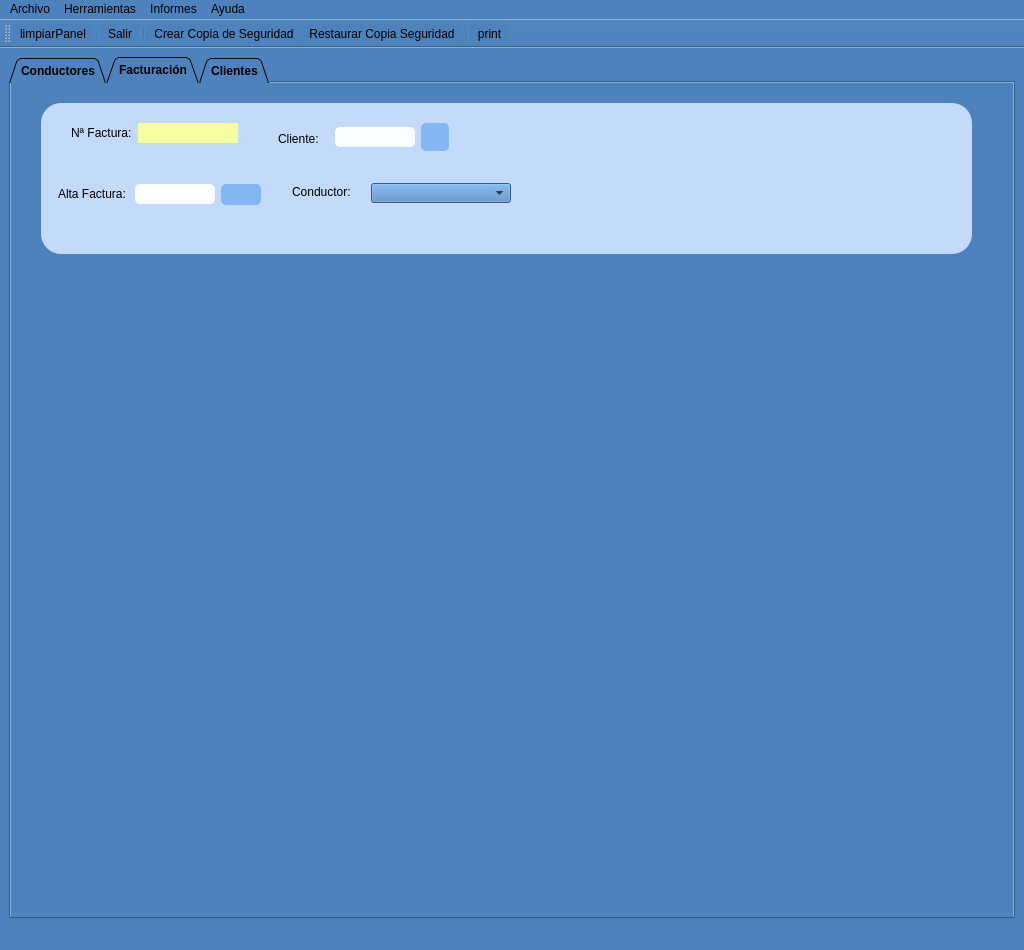
braisd11/CarTeis, file templates/MainWindow.ui: the form before one commit.
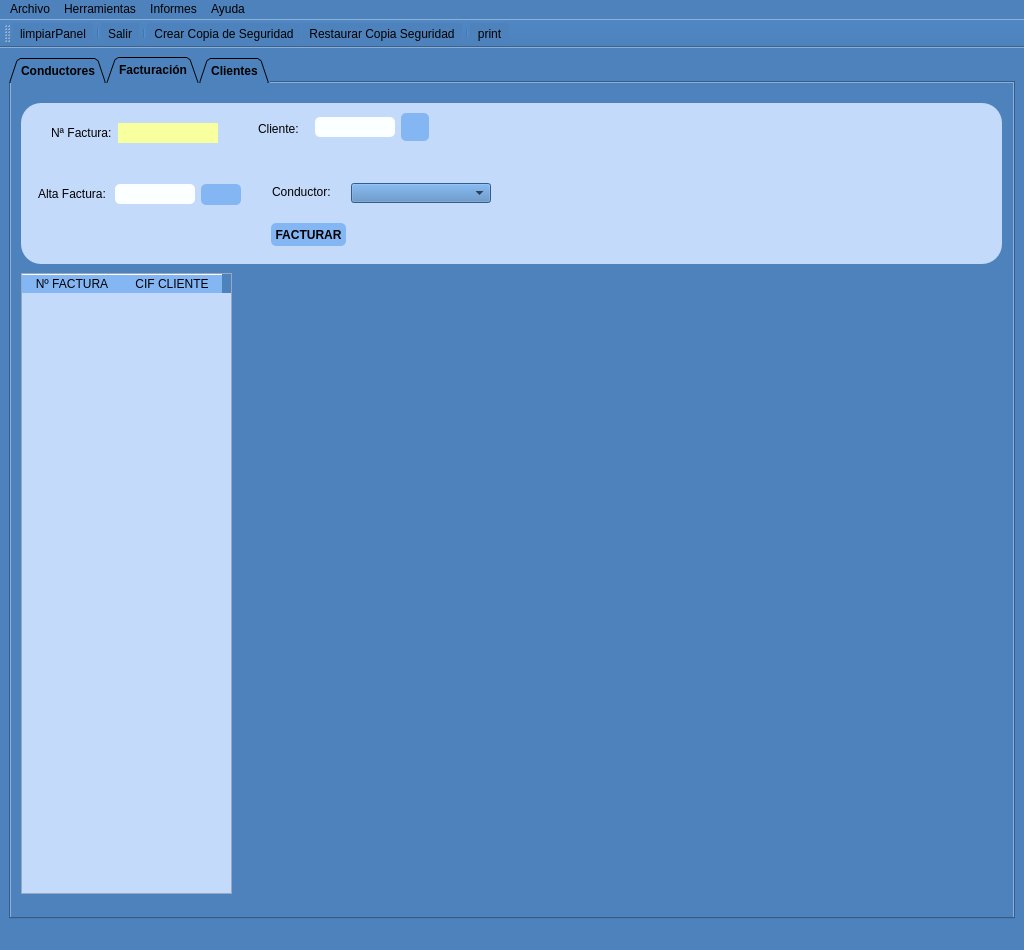
The form after the commit. Icons and pictures are not drawn.

Diff of the .ui file:
```diff
--- a/templates/MainWindow.ui
+++ b/templates/MainWindow.ui
@@ -1575,10 +1575,10 @@
        <widget class="QFrame" name="frame_8">
         <property name="geometry">
          <rect>
-          <x>30</x>
+          <x>10</x>
           <y>20</y>
-          <width>931</width>
-          <height>151</height>
+          <width>981</width>
+          <height>161</height>
          </rect>
         </property>
         <property name="styleSheet">
@@ -1597,7 +1597,7 @@
          <property name="geometry">
           <rect>
            <x>294</x>
-           <y>24</y>
+           <y>14</y>
            <width>80</width>
            <height>20</height>
           </rect>
@@ -1619,7 +1619,7 @@
          <property name="geometry">
           <rect>
            <x>380</x>
-           <y>20</y>
+           <y>10</y>
            <width>28</width>
            <height>28</height>
           </rect>
@@ -1836,7 +1836,7 @@
          <property name="geometry">
           <rect>
            <x>237</x>
-           <y>28</y>
+           <y>18</y>
            <width>51</width>
            <height>16</height>
           </rect>
@@ -1845,6 +1845,326 @@
           <string>Cliente:</string>
          </property>
         </widget>
+        <widget class="QPushButton" name="btnFacturar">
+         <property name="geometry">
+          <rect>
+           <x>250</x>
+           <y>120</y>
+           <width>75</width>
+           <height>23</height>
+          </rect>
+         </property>
+         <property name="font">
+          <font>
+           <weight>75</weight>
+           <bold>true</bold>
+          </font>
+         </property>
+         <property name="text">
+          <string>FACTURAR</string>
+         </property>
+        </widget>
+       </widget>
+       <widget class="QTableWidget" name="tabFacturas">
+        <property name="geometry">
+         <rect>
+          <x>10</x>
+          <y>190</y>
+          <width>211</width>
+          <height>621</height>
+         </rect>
+        </property>
+        <property name="sizePolicy">
+         <sizepolicy hsizetype="Expanding" vsizetype="Expanding">
+          <horstretch>0</horstretch>
+          <verstretch>0</verstretch>
+         </sizepolicy>
+        </property>
+        <property name="palette">
+         <palette>
+          <active>
+           <colorrole role="WindowText">
+            <brush brushstyle="SolidPattern">
+             <color alpha="255">
+              <red>0</red>
+              <green>0</green>
+              <blue>0</blue>
+             </color>
+            </brush>
+           </colorrole>
+           <colorrole role="Button">
+            <brush brushstyle="SolidPattern">
+             <color alpha="255">
+              <red>196</red>
+              <green>218</green>
+              <blue>250</blue>
+             </color>
+            </brush>
+           </colorrole>
+           <colorrole role="Text">
+            <brush brushstyle="SolidPattern">
+             <color alpha="255">
+              <red>0</red>
+              <green>0</green>
+              <blue>0</blue>
+             </color>
+            </brush>
+           </colorrole>
+           <colorrole role="ButtonText">
+            <brush brushstyle="SolidPattern">
+             <color alpha="255">
+              <red>0</red>
+              <green>0</green>
+              <blue>0</blue>
+             </color>
+            </brush>
+           </colorrole>
+           <colorrole role="Base">
+            <brush brushstyle="SolidPattern">
+             <color alpha="255">
+              <red>196</red>
+              <green>218</green>
+              <blue>250</blue>
+             </color>
+            </brush>
+           </colorrole>
+           <colorrole role="Window">
+            <brush brushstyle="SolidPattern">
+             <color alpha="255">
+              <red>196</red>
+              <green>218</green>
+              <blue>250</blue>
+             </color>
+            </brush>
+           </colorrole>
+           <colorrole role="Highlight">
+            <brush brushstyle="SolidPattern">
+             <color alpha="255">
+              <red>255</red>
+              <green>255</green>
+              <blue>255</blue>
+             </color>
+            </brush>
+           </colorrole>
+           <colorrole role="HighlightedText">
+            <brush brushstyle="SolidPattern">
+             <color alpha="255">
+              <red>0</red>
+              <green>0</green>
+              <blue>0</blue>
+             </color>
+            </brush>
+           </colorrole>
+           <colorrole role="AlternateBase">
+            <brush brushstyle="SolidPattern">
+             <color alpha="255">
+              <red>252</red>
+              <green>255</green>
+              <blue>255</blue>
+             </color>
+            </brush>
+           </colorrole>
+          </active>
+          <inactive>
+           <colorrole role="WindowText">
+            <brush brushstyle="SolidPattern">
+             <color alpha="255">
+              <red>0</red>
+              <green>0</green>
+              <blue>0</blue>
+             </color>
+            </brush>
+           </colorrole>
+           <colorrole role="Button">
+            <brush brushstyle="SolidPattern">
+             <color alpha="255">
+              <red>196</red>
+              <green>218</green>
+              <blue>250</blue>
+             </color>
+            </brush>
+           </colorrole>
+           <colorrole role="Text">
+            <brush brushstyle="SolidPattern">
+             <color alpha="255">
+              <red>0</red>
+              <green>0</green>
+              <blue>0</blue>
+             </color>
+            </brush>
+           </colorrole>
+           <colorrole role="ButtonText">
+            <brush brushstyle="SolidPattern">
+             <color alpha="255">
+              <red>0</red>
+              <green>0</green>
+              <blue>0</blue>
+             </color>
+            </brush>
+           </colorrole>
+           <colorrole role="Base">
+            <brush brushstyle="SolidPattern">
+             <color alpha="255">
+              <red>196</red>
+              <green>218</green>
+              <blue>250</blue>
+             </color>
+            </brush>
+           </colorrole>
+           <colorrole role="Window">
+            <brush brushstyle="SolidPattern">
+             <color alpha="255">
+              <red>196</red>
+              <green>218</green>
+              <blue>250</blue>
+             </color>
+            </brush>
+           </colorrole>
+           <colorrole role="Highlight">
+            <brush brushstyle="SolidPattern">
+             <color alpha="255">
+              <red>255</red>
+              <green>255</green>
+              <blue>255</blue>
+             </color>
+            </brush>
+           </colorrole>
+           <colorrole role="HighlightedText">
+            <brush brushstyle="SolidPattern">
+             <color alpha="255">
+              <red>0</red>
+              <green>0</green>
+              <blue>0</blue>
+             </color>
+            </brush>
+           </colorrole>
+           <colorrole role="AlternateBase">
+            <brush brushstyle="SolidPattern">
+             <color alpha="255">
+              <red>252</red>
+              <green>255</green>
+              <blue>255</blue>
+             </color>
+            </brush>
+           </colorrole>
+          </inactive>
+          <disabled>
+           <colorrole role="WindowText">
+            <brush brushstyle="SolidPattern">
+             <color alpha="255">
+              <red>0</red>
+              <green>0</green>
+              <blue>0</blue>
+             </color>
+            </brush>
+           </colorrole>
+           <colorrole role="Button">
+            <brush brushstyle="SolidPattern">
+             <color alpha="255">
+              <red>196</red>
+              <green>218</green>
+              <blue>250</blue>
+             </color>
+            </brush>
+           </colorrole>
+           <colorrole role="Text">
+            <brush brushstyle="SolidPattern">
+             <color alpha="255">
+              <red>0</red>
+              <green>0</green>
+              <blue>0</blue>
+             </color>
+            </brush>
+           </colorrole>
+           <colorrole role="ButtonText">
+            <brush brushstyle="SolidPattern">
+             <color alpha="255">
+              <red>0</red>
+              <green>0</green>
+              <blue>0</blue>
+             </color>
+            </brush>
+           </colorrole>
+           <colorrole role="Base">
+            <brush brushstyle="SolidPattern">
+             <color alpha="255">
+              <red>196</red>
+              <green>218</green>
+              <blue>250</blue>
+             </color>
+            </brush>
+           </colorrole>
+           <colorrole role="Window">
+            <brush brushstyle="SolidPattern">
+             <color alpha="255">
+              <red>196</red>
+              <green>218</green>
+              <blue>250</blue>
+             </color>
+            </brush>
+           </colorrole>
+           <colorrole role="Highlight">
+            <brush brushstyle="SolidPattern">
+             <color alpha="255">
+              <red>0</red>
+              <green>120</green>
+              <blue>215</blue>
+             </color>
+            </brush>
+           </colorrole>
+           <colorrole role="HighlightedText">
+            <brush brushstyle="SolidPattern">
+             <color alpha="255">
+              <red>0</red>
+              <green>0</green>
+              <blue>0</blue>
+             </color>
+            </brush>
+           </colorrole>
+           <colorrole role="AlternateBase">
+            <brush brushstyle="SolidPattern">
+             <color alpha="255">
+              <red>252</red>
+              <green>255</green>
+              <blue>255</blue>
+             </color>
+            </brush>
+           </colorrole>
+          </disabled>
+         </palette>
+        </property>
+        <property name="styleSheet">
+         <string notr="true">QTableWidget::item:selected {
+    background-color: rgb(255,255,255);
+	color: rgb(0,0,0);
+}
+
+QTableWidget {
+    background-color: #c4dafa;
+}</string>
+        </property>
+        <property name="editTriggers">
+         <set>QAbstractItemView::NoEditTriggers</set>
+        </property>
+        <property name="alternatingRowColors">
+         <bool>true</bool>
+        </property>
+        <property name="selectionBehavior">
+         <enum>QAbstractItemView::SelectRows</enum>
+        </property>
+        <attribute name="verticalHeaderVisible">
+         <bool>false</bool>
+        </attribute>
+        <column>
+         <property name="text">
+          <string>Nº FACTURA</string>
+         </property>
+        </column>
+        <column>
+         <property name="text">
+          <string>CIF CLIENTE</string>
+         </property>
+        </column>
        </widget>
       </widget>
       <widget class="QWidget" name="panelClientes">
```
